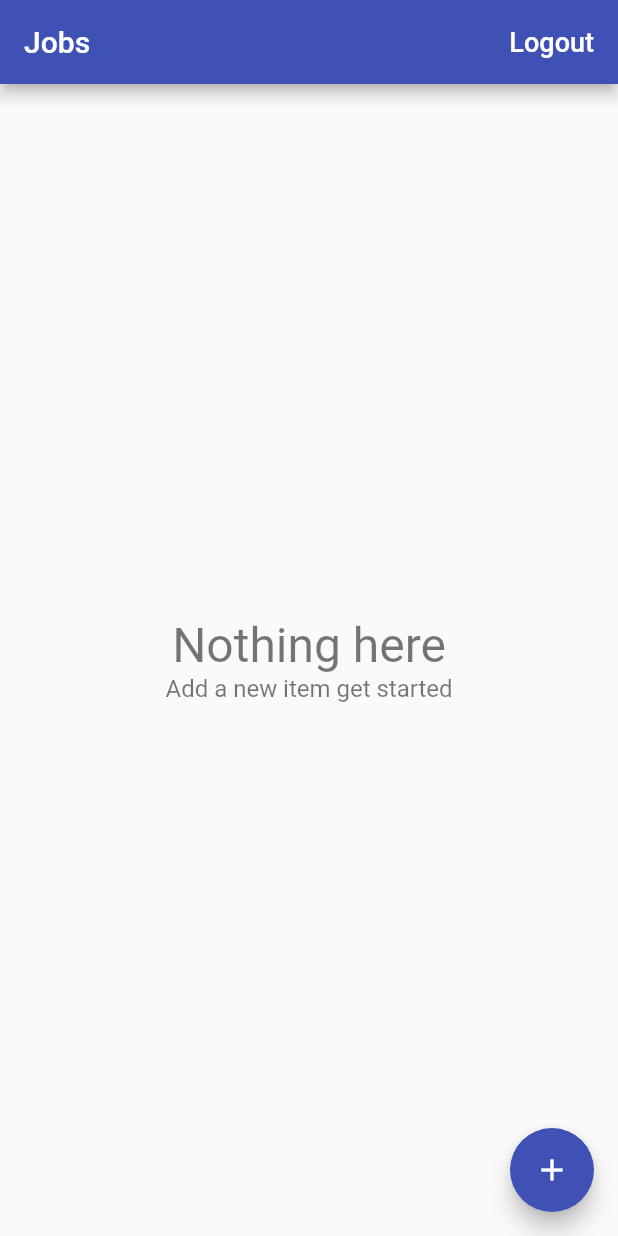
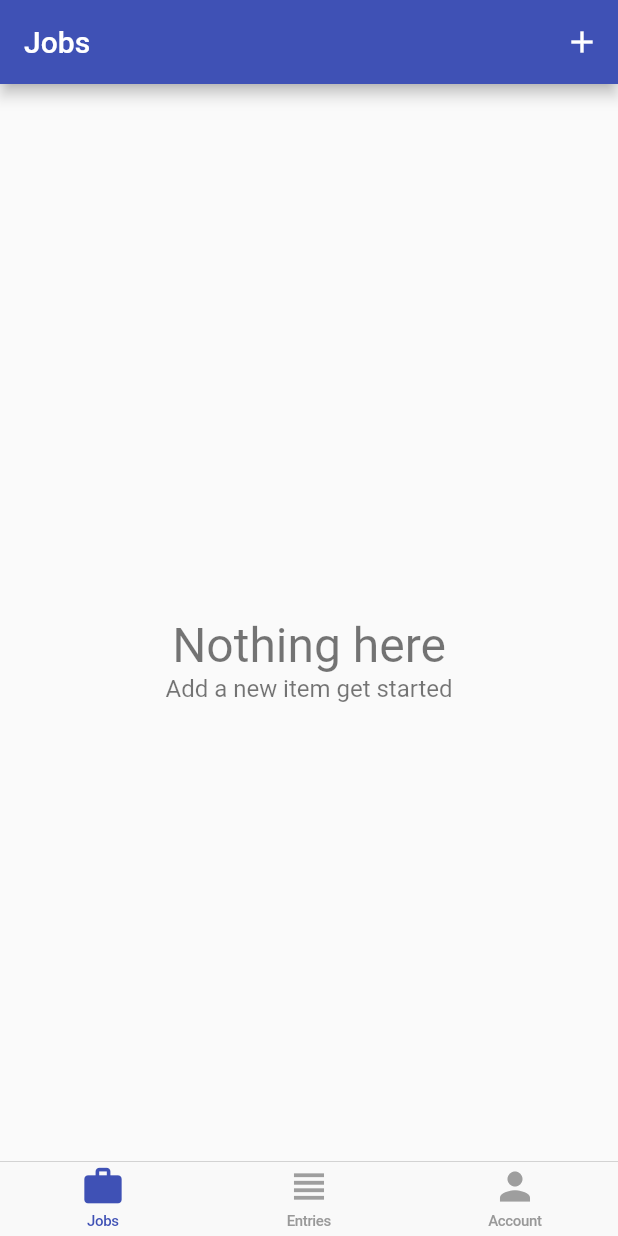
Before and after one commit to kktsuji/time_tracker_flutter_sample, a Flutter app: the screen it shows once a user with an empty profile is signed in, on a phone screen of 412 x 824 dp. Run offline on Flutter 3.47's test engine with Material 2 defaults, Android fonts, the phone set to English and light mode, and no system bars; our stand-ins replace cloud_firestore, firebase_auth, google_sign_in; missing offline and left inert: flutter_facebook_login; accounts and stored records are empty.

Commit message:
Add features

```diff
--- /dev/null
+++ b/lib/app/home/cupertino_home_scaffold.dart
@@ -0,0 +1,52 @@
+import 'package:flutter/cupertino.dart';
+import 'package:flutter/material.dart';
+import 'package:time_tracker_flutter_course/app/home/jobs/jobs_page.dart';
+import 'package:time_tracker_flutter_course/app/home/tab_item.dart';
+
+class CupertinoHomeScaffold extends StatelessWidget {
+  const CupertinoHomeScaffold({
+    Key key,
+    @required this.currentTab,
+    @required this.onSelectTab,
+    @required this.widgetBuilders,
+  }) : super(key: key);
+
+  final TabItem currentTab;
+  final ValueChanged<TabItem> onSelectTab;
+  final Map<TabItem, WidgetBuilder> widgetBuilders;
+
+  @override
+  Widget build(BuildContext context) {
+    return CupertinoTabScaffold(
+      tabBar: CupertinoTabBar(
+        items: [
+          _buildItem(TabItem.jobs),
+          _buildItem(TabItem.entries),
+          _buildItem(TabItem.account),
+        ],
+        onTap: (index) => onSelectTab(TabItem.values[index]),
+      ),
+      tabBuilder: (context, index) {
+        final item = TabItem.values[index];
+        return CupertinoTabView(
+          builder: (context) => widgetBuilders[item](context),
+        );
+      },
+    );
+  }
+
+
+BottomNavigationBarItem _buildItem(TabItem tabItem) {
+  final itemData = TabItemData.allTabs[tabItem];
+  final color = currentTab == tabItem ? Colors.indigo : Colors.grey;
+  return BottomNavigationBarItem(
+    icon: Icon(
+      itemData.icon,
+      color: color,
+    ),
+    title: Text(
+      itemData.title,
+      style: TextStyle(color: color),
+    ),
+  );
+}}
--- /dev/null
+++ b/lib/app/home/home_page.dart
@@ -0,0 +1,37 @@
+
+import 'package:flutter/material.dart';
+import 'package:time_tracker_flutter_course/app/home/account/account_page.dart';
+import 'package:time_tracker_flutter_course/app/home/cupertino_home_scaffold.dart';
+import 'package:time_tracker_flutter_course/app/home/jobs/jobs_page.dart';
+import 'package:time_tracker_flutter_course/app/home/tab_item.dart';
+
+class HomePage extends StatefulWidget {
+  @override
+  _HomePageState createState() => _HomePageState();
+}
+
+class _HomePageState extends State<HomePage> {
+
+  TabItem _currentTab = TabItem.jobs;
+
+  Map<TabItem, WidgetBuilder> get widgetBuilders {
+    return {
+      TabItem.jobs: (_) => JobsPage(),
+      TabItem.entries: (_) => Container(),
+      TabItem.account: (_) => AccountPage(),
+    };
+  }
+
+  void _select(TabItem tabItem) {
+    setState(() => _currentTab = tabItem);
+  }
+
+  @override
+  Widget build(BuildContext context) {
+    return CupertinoHomeScaffold(
+      currentTab: _currentTab,
+      onSelectTab: _select,
+      widgetBuilders: widgetBuilders,
+    );
+  }
+}
--- a/lib/app/home/job_entries/entry_page.dart
+++ b/lib/app/home/job_entries/entry_page.dart
@@ -15,7 +15,7 @@ class EntryPage extends StatefulWidget {
   final Database database;
 
   static Future<void> show({BuildContext context, Database database, Job job, Entry entry}) async {
-    await Navigator.of(context).push(
+    await Navigator.of(context, rootNavigator: true).push(
       MaterialPageRoute(
         builder: (context) =>
             EntryPage(database: database, job: job, entry: entry),
--- a/lib/app/home/jobs/edit_job_page.dart
+++ b/lib/app/home/jobs/edit_job_page.dart
@@ -18,7 +18,7 @@ class EditJobPage extends StatefulWidget {
     Job job,
   }) async {
 //    final database = Provider.of<Database>(context);
-    await Navigator.of(context).push(
+    await Navigator.of(context, rootNavigator: true).push(
       MaterialPageRoute(
         // ここでコンストラクタ呼べるのな！なんか面白いなこの順番
         builder: (context) => EditJobPage(
--- a/lib/app/home/jobs/jobs_page.dart
+++ b/lib/app/home/jobs/jobs_page.dart
@@ -18,29 +18,29 @@ class JobsPage extends StatelessWidget {
 //  HomePage({@required this.auth, @required this.onSignOut});
 //  final VoidCallback onSignOut;
 //  final AuthBase auth;
-
-  Future<void> _signOut(BuildContext context) async {
-    try {
-//      final auth = AuthProvider.of(context);
-      final auth = Provider.of<AuthBase>(context);
-      await auth.signOut();
-//      onSignOut();
-    } catch (e) {
-      print(e.toString());
-    }
-  }
-
-  Future<void> _confirmSignOut(BuildContext context) async {
-    final didRequestSignOut = await PlatformAlertDialog(
-      title: 'Logout',
-      content: 'Are you sure that you want to logout?',
-      cancelActionText: 'Cancel',
-      defaultActionText: 'Logout',
-    ).show(context);
-    if (didRequestSignOut == true) {
-      _signOut(context);
-    }
-  }
+//
+//  Future<void> _signOut(BuildContext context) async {
+//    try {
+////      final auth = AuthProvider.of(context);
+//      final auth = Provider.of<AuthBase>(context);
+//      await auth.signOut();
+////      onSignOut();
+//    } catch (e) {
+//      print(e.toString());
+//    }
+//  }
+//
+//  Future<void> _confirmSignOut(BuildContext context) async {
+//    final didRequestSignOut = await PlatformAlertDialog(
+//      title: 'Logout',
+//      content: 'Are you sure that you want to logout?',
+//      cancelActionText: 'Cancel',
+//      defaultActionText: 'Logout',
+//    ).show(context);
+//    if (didRequestSignOut == true) {
+//      _signOut(context);
+//    }
+//  }
 
 //
 //  Future<void> _createJob(BuildContext context) async {
@@ -64,25 +64,32 @@ class JobsPage extends StatelessWidget {
       appBar: AppBar(
         title: Text('Jobs'),
         actions: <Widget>[
-          FlatButton(
-            child: Text('Logout',
-                style: TextStyle(
-                  fontSize: 18.0,
-                  color: Colors.white,
-                )),
-            onPressed: () => _confirmSignOut(context),
+          IconButton(
+            icon: Icon(Icons.add, color: Colors.white),
+            onPressed: () => EditJobPage.show(
+              context,
+              database: Provider.of<Database>(context),
+            ),
           ),
+//          FlatButton(
+//            child: Text('Logout',
+//                style: TextStyle(
+//                  fontSize: 18.0,
+//                  color: Colors.white,
+//                )),
+//            onPressed: () => _confirmSignOut(context),
+//          ),
         ],
       ),
       body: _buildContents(context),
-      floatingActionButton: FloatingActionButton(
-        child: Icon(Icons.add),
-        onPressed: () => EditJobPage.show(
-          context,
-          database: Provider.of<Database>(context),
-        ),
-        //onPressed: () => _createJob(context),
-      ),
+//      floatingActionButton: FloatingActionButton(
+//        child: Icon(Icons.add),
+//        onPressed: () => EditJobPage.show(
+//          context,
+//          database: Provider.of<Database>(context),
+//        ),
+//        //onPressed: () => _createJob(context),
+//      ),
     );
   }
 
--- /dev/null
+++ b/lib/app/home/tab_item.dart
@@ -0,0 +1,17 @@
+import 'package:flutter/material.dart';
+
+enum TabItem { jobs, entries, account }
+
+class TabItemData {
+
+  const TabItemData({@required this.title, @required this.icon});
+
+  final String title;
+  final IconData icon;
+
+  static const Map<TabItem, TabItemData> allTabs = {
+    TabItem.jobs: TabItemData(title: 'Jobs', icon: Icons.work),
+    TabItem.entries: TabItemData(title: 'Entries', icon: Icons.view_headline),
+    TabItem.account: TabItemData(title: 'Account', icon: Icons.person),
+  };
+}
--- a/lib/app/landing_page.dart
+++ b/lib/app/landing_page.dart
@@ -1,5 +1,6 @@
 import 'package:flutter/material.dart';
 import 'package:provider/provider.dart';
+import 'package:time_tracker_flutter_course/app/home/home_page.dart';
 import 'package:time_tracker_flutter_course/app/home/jobs/jobs_page.dart';
 import 'package:time_tracker_flutter_course/app/sign_in/sign_in_page.dart';
 import 'package:time_tracker_flutter_course/services/auth.dart';
@@ -21,12 +22,11 @@ class LandingPage extends StatelessWidget {
   @override
   Widget build(BuildContext context) {
 //    final auth = AuthProvider.of(context);
-    final auth = Provider.of<AuthBase>(context);
+    final auth = Provider.of<AuthBase>(context, listen: false);
     return StreamBuilder<User>(
       stream: auth.onAuthStateChanged,
 //      stream: widget.auth.onAuthStateChanged,
       builder: (context, snapshot) {
-
         if (snapshot.connectionState == ConnectionState.active) {
           User user = snapshot.data;
           if (user == null) {
@@ -39,7 +39,7 @@ class LandingPage extends StatelessWidget {
           }
           return Provider<Database>(
             builder: (_) => FirestoreDatabase(uid: user.uid),
-            child: JobsPage(
+            child: HomePage(
               //auth: auth,
 //            auth: widget.auth,
 //            onSignOut: () => _updateUser(null), // 同じく渡している
```
Also changed, not shown: lib/app/home/account/account_page.dart (added, +51 -0 lines), lib/app/home/job_entries/job_entries_page.dart (+21 -12 lines).
